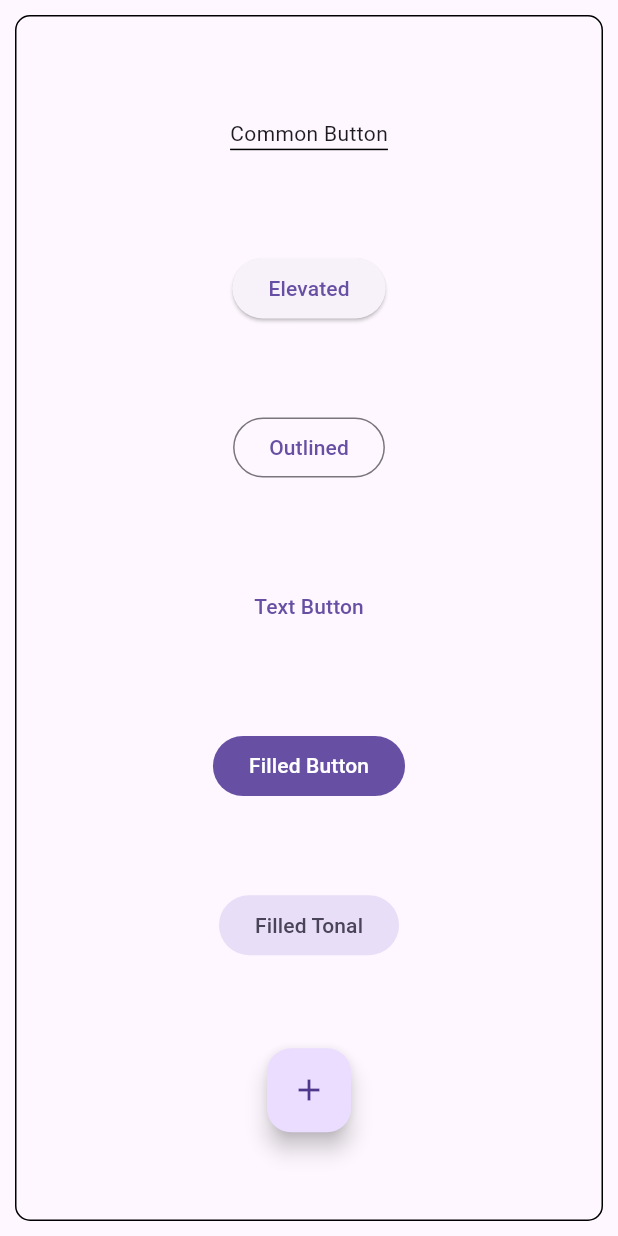
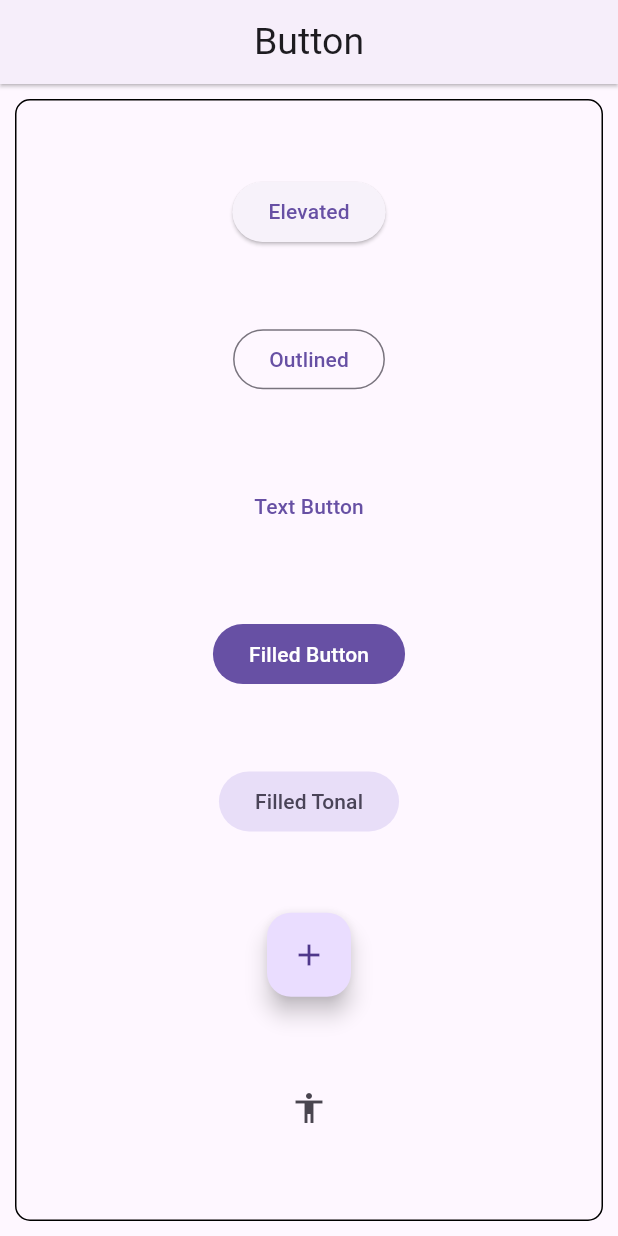
Before and after one commit to Sahilk0809/timer_daily_task, a Flutter app: the screen it shows after launch, after a tap on the "add" icon, on a phone screen of 412 x 824 dp. Run offline on Flutter 3.47's test engine with Material 3 defaults, Android fonts, the phone set to English and light mode, and no system bars.

Commit message:
29-04-2024

```diff
--- a/lib/button.dart
+++ b/lib/button.dart
@@ -12,9 +12,20 @@ class _ButtonState extends State<Button> {
   Widget build(BuildContext context) {
     return SafeArea(
       child: Scaffold(
+        appBar: AppBar(
+          centerTitle: true,
+          elevation: 1,
+          shadowColor: Colors.black,
+          title: const Text(
+            'Button',
+            style: TextStyle(
+              fontSize: 25,
+            ),
+          ),
+        ),
         body: Container(
           width: double.infinity,
-          margin: EdgeInsets.all(10),
+          margin: const EdgeInsets.all(10),
           decoration: BoxDecoration(
             borderRadius: BorderRadius.circular(10),
             border: Border.all(color: Colors.black, width: 1),
@@ -22,12 +33,6 @@ class _ButtonState extends State<Button> {
           child: Column(
             mainAxisAlignment: MainAxisAlignment.spaceEvenly,
             children: [
-              Container(
-                  margin: EdgeInsets.all(10),
-                  decoration: BoxDecoration(
-                    border: BorderDirectional(bottom: BorderSide(width: 1,)),
-                  ),
-                  child: Text('Common Button')),
               ElevatedButton(
                 onPressed: () {},
                 child: const Text('Elevated'),
@@ -48,9 +53,13 @@ class _ButtonState extends State<Button> {
                 onPressed: () {},
                 child: const Text('Filled Tonal'),
               ),
-              FloatingActionButton(onPressed: () {
+              FloatingActionButton(
+                onPressed: () {},
+                child: const Icon(Icons.add),
+              ),
+              IconButton(onPressed: () {
 
-              },child: const Icon(Icons.add),),
+              }, icon: const Icon(Icons.accessibility)),
             ],
           ),
         ),
```
